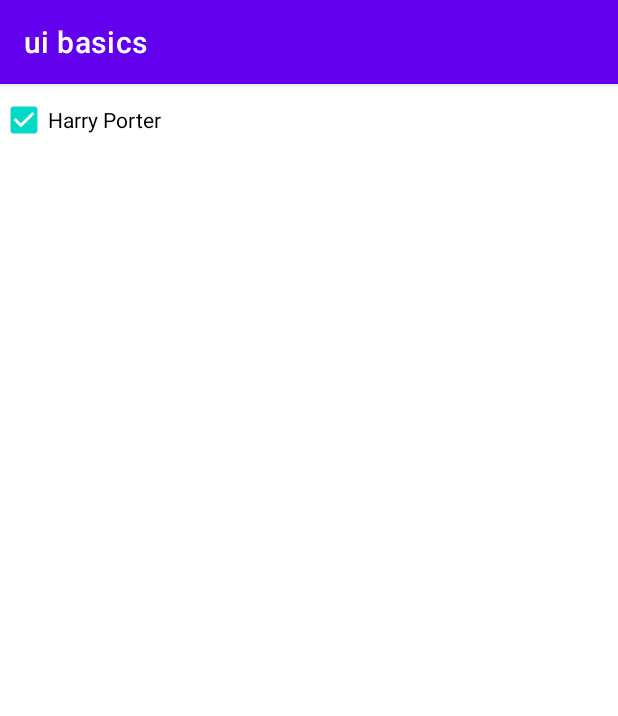
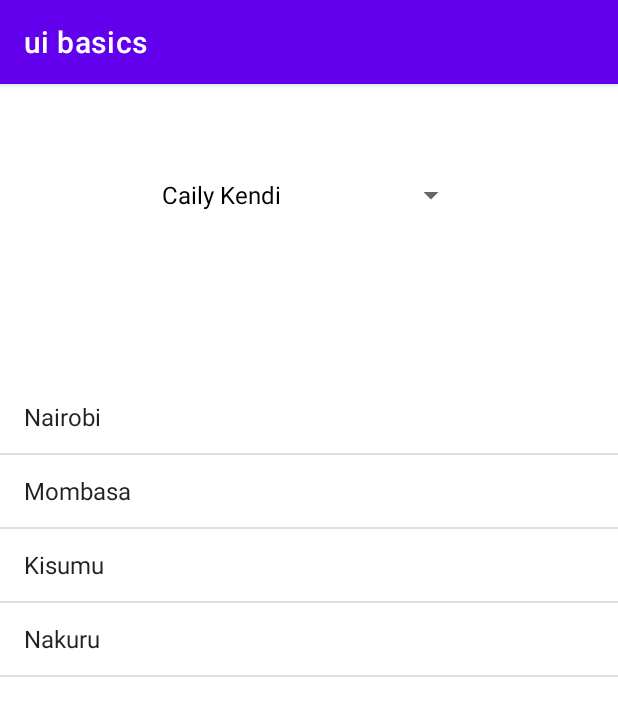
Before and after one commit to mwicwiri-bonface/uibasics-android, an Android app: the screen it shows after launch (MainActivity), on a phone screen of 412 x 824 dp. Shown: the top 716 px of the screen. Run offline under Robolectric (Android 15) with nearby library versions, the phone set to English and light mode, and no system bars.

Commit message:
Working with spinners and List Views

```diff
--- a/app/src/main/AndroidManifest.xml
+++ b/app/src/main/AndroidManifest.xml
@@ -6,9 +6,9 @@
         android:allowBackup="true"
         android:dataExtractionRules="@xml/data_extraction_rules"
         android:fullBackupContent="@xml/backup_rules"
-        android:icon="@mipmap/ic_launcher"
+        android:icon="@mipmap/logo"
         android:label="@string/app_name"
-        android:roundIcon="@mipmap/ic_launcher_round"
+        android:roundIcon="@mipmap/logo"
         android:supportsRtl="true"
         android:theme="@style/Theme.UiBasics"
         tools:targetApi="31">
--- a/app/src/main/java/com/example/uibasics/MainActivity.java
+++ b/app/src/main/java/com/example/uibasics/MainActivity.java
@@ -1,16 +1,74 @@
 package com.example.uibasics;
 
 import android.os.Bundle;
+import android.view.View;
+import android.widget.AdapterView;
+import android.widget.ArrayAdapter;
+import android.widget.ListView;
+import android.widget.Spinner;
+import android.widget.Toast;
 
 import androidx.appcompat.app.AppCompatActivity;
 
+import java.util.ArrayList;
+
 public class MainActivity extends AppCompatActivity {
+    private ListView citiesList;
+    private Spinner studentsSpinner;
 
     @Override
     protected void onCreate(Bundle savedInstanceState) {
         super.onCreate(savedInstanceState);
         setContentView(R.layout.activity_main);
 
+        citiesList = findViewById(R.id.citiesList);
+        studentsSpinner = findViewById(R.id.studentsSpinner);
+
+        ArrayList<String> students = new ArrayList<>();
+        students.add("Caily Kendi");
+        students.add("Bonface Mwicwiri");
+        students.add("Maureen Chepkemoi");
+
+        ArrayAdapter<String> studentsAdapter = new ArrayAdapter<>(
+                this, android.R.layout.simple_spinner_dropdown_item, students
+        );
+
+        studentsSpinner.setAdapter(studentsAdapter);
+
+        studentsSpinner.setOnItemSelectedListener(new AdapterView.OnItemSelectedListener() {
+            @Override
+            public void onItemSelected(AdapterView<?> adapterView, View view, int i, long l) {
+                Toast.makeText(MainActivity.this, students.get(i) + " Selected",
+                        Toast.LENGTH_SHORT).show();
+            }
+
+            @Override
+            public void onNothingSelected(AdapterView<?> adapterView) {
+
+            }
+        });
+
+        final ArrayList<String> cities = new ArrayList<>();
+
+        cities.add("Nairobi");
+        cities.add("Mombasa");
+        cities.add("Kisumu");
+        cities.add("Nakuru");
+
+
+        ArrayAdapter<String> citiesAdapter = new ArrayAdapter<>(
+                this, android.R.layout.simple_list_item_1, cities
+        );
+
+        citiesList.setAdapter(citiesAdapter);
+
+        citiesList.setOnItemClickListener(new AdapterView.OnItemClickListener() {
+            @Override
+            public void onItemClick(AdapterView<?> adapterView, View view, int i, long l) {
+                Toast.makeText(MainActivity.this, cities.get(i) + " selected",
+                        Toast.LENGTH_SHORT).show();
+            }
+        });
 
     }
 }
--- a/app/src/main/res/layout/activity_main.xml
+++ b/app/src/main/res/layout/activity_main.xml
@@ -5,13 +5,19 @@
     android:layout_width="match_parent"
     android:layout_height="match_parent"
     tools:context=".MainActivity">
-
-    <CheckBox
+    <Spinner
         android:layout_width="wrap_content"
         android:layout_height="wrap_content"
-        android:text="@string/harry_porter"
-        android:id="@+id/checkboxHarry"
-        android:checked="true"/>
+        android:layout_centerHorizontal="true"
+        android:layout_marginTop="50dp"
+        android:id="@+id/studentsSpinner"/>
+
+    <ListView
+        android:layout_width="match_parent"
+        android:layout_height="match_parent"
+        android:layout_marginTop="100dp"
+        android:id="@+id/citiesList"
+        android:layout_below="@id/studentsSpinner"/>
 
 
 </RelativeLayout>
--- a/app/src/main/res/values/strings.xml
+++ b/app/src/main/res/values/strings.xml
@@ -3,4 +3,5 @@
     <string name="hello_world">Hello World</string>
     <string name="say_hello">Say Hello</string>
     <string name="harry_porter">Harry Porter</string>
+    <string name="matrix">matrix</string>
 </resources>
```
Also changed, not shown: app/src/main/res/mipmap-xhdpi/logo.jpg (added).
